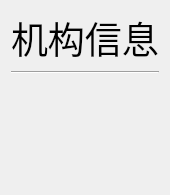
Old version of the form ui/widgets/subpages/Page3/page.ui in the repository ArcherLuo233/election-s-prediction.
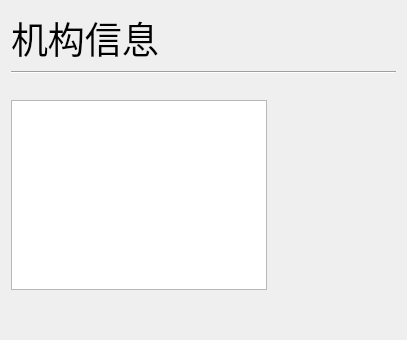
New version of the form.

```diff
--- a/ui/widgets/subpages/Page3/page.ui
+++ b/ui/widgets/subpages/Page3/page.ui
@@ -6,8 +6,8 @@
    <rect>
     <x>0</x>
     <y>0</y>
-    <width>170</width>
-    <height>195</height>
+    <width>407</width>
+    <height>340</height>
    </rect>
   </property>
   <property name="font">
@@ -41,16 +41,26 @@
     </widget>
    </item>
    <item>
-    <layout class="QVBoxLayout" name="layout_ins">
-     <property name="spacing">
-      <number>20</number>
-     </property>
-     <property name="leftMargin">
-      <number>20</number>
-     </property>
+    <layout class="QHBoxLayout" name="horizontalLayout">
      <property name="topMargin">
       <number>20</number>
      </property>
+     <item>
+      <widget class="QTableWidget" name="tableWidget"/>
+     </item>
+     <item>
+      <spacer name="horizontalSpacer_2">
+       <property name="orientation">
+        <enum>Qt::Horizontal</enum>
+       </property>
+       <property name="sizeHint" stdset="0">
+        <size>
+         <width>40</width>
+         <height>20</height>
+        </size>
+       </property>
+      </spacer>
+     </item>
     </layout>
    </item>
    <item>
```
